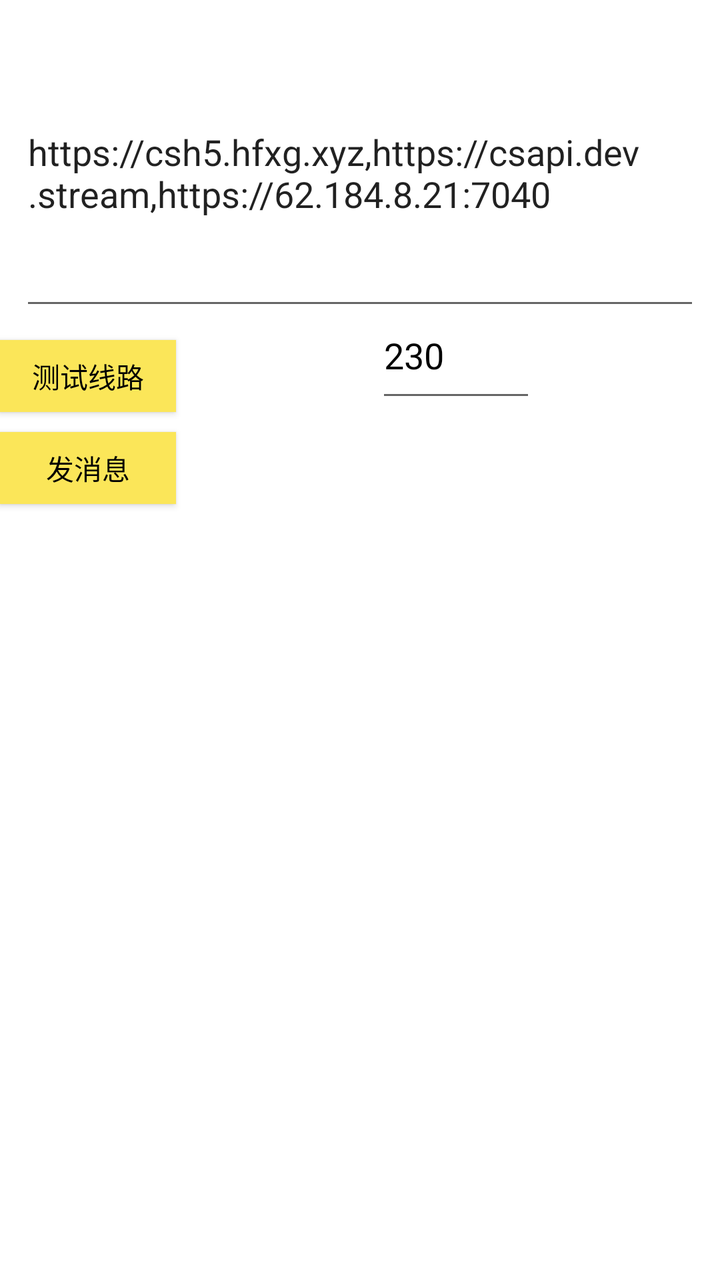
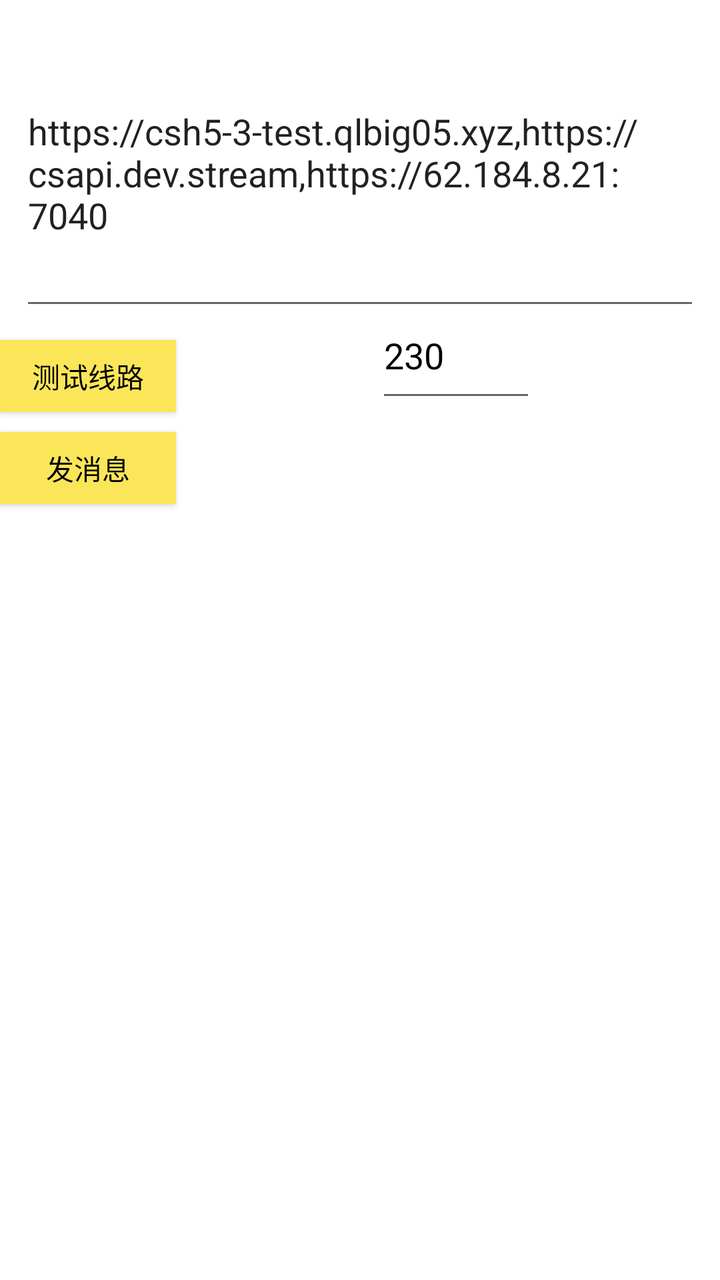

The first picture is an Android layout as it rendered before a commit; the second is the same layout after the commit. The layout source and the unified diff follow.
<!-- AndroidManifest.xml: application theme Theme.TeneasyChatSdkDemo -->
<!-- res/layout/activity_main.xml -->
<?xml version="1.0" encoding="utf-8"?>
<layout xmlns:android="http://schemas.android.com/apk/res/android"
    xmlns:tools="http://schemas.android.com/tools"
    xmlns:app="http://schemas.android.com/apk/res-auto">
    <androidx.constraintlayout.widget.ConstraintLayout
        android:id="@+id/container"
        android:layout_width="match_parent"
        android:layout_height="match_parent"
        tools:context=".MainActivity" >

        <EditText
            android:id="@+id/etInput"
            android:layout_margin="10dp"
            android:hint="输入线路txt文件地址，以逗号分开"
            android:text="https://csh5.hfxg.xyz,https://csapi.dev.stream,https://62.184.8.21:7040"
            android:layout_width="match_parent"
            android:layout_height="150dp"
            android:imeOptions="actionDone"
            app:layout_constraintTop_toTopOf="parent">

        </EditText>

        <androidx.constraintlayout.utils.widget.MotionButton
            android:id="@+id/btnReadTxt"
            android:layout_marginTop="10dp"
            android:layout_width="wrap_content"
            android:visibility="gone"
            android:layout_height="36dp"
            android:background="@color/yellow"
            app:layout_constraintTop_toBottomOf="@id/etInput"
            app:layout_constraintLeft_toLeftOf="parent"
            android:textColor="@color/black"
            android:layout_marginEnd="5dp"
            android:text="读取txt"
            />
        <androidx.constraintlayout.utils.widget.MotionButton
            android:id="@+id/btnTestLine"
            android:layout_marginTop="10dp"
            android:layout_width="wrap_content"
            android:layout_height="36dp"
            android:background="@color/yellow"
            app:layout_constraintTop_toBottomOf="@id/btnReadTxt"
            app:layout_constraintLeft_toLeftOf="parent"
            android:textColor="@color/black"
            android:layout_marginEnd="5dp"
            android:text="测试线路"
            />

        <EditText
            android:id="@+id/et_ShangHuNo"
            android:layout_width="wrap_content"
            android:layout_height="60dp"
            android:layout_marginStart="100dp"
            android:backgroundTint="@color/ps_color_blue"
            android:imeOptions="actionDone"
            android:inputType="phone"
            android:text="230"
            app:layout_constraintBottom_toBottomOf="@id/btnTestLine"
            android:hint="输入商号"
            app:layout_constraintLeft_toRightOf="@+id/btnTestLine"
            android:textColor="@color/black"
            android:layout_marginEnd="5dp"
            />

    <androidx.constraintlayout.utils.widget.MotionButton
        android:id="@+id/btn_send"
        android:layout_marginTop="10dp"
        android:layout_width="wrap_content"
        android:layout_height="36dp"
        android:background="@color/yellow"
        app:layout_constraintTop_toBottomOf="@id/btnTestLine"
        app:layout_constraintLeft_toLeftOf="parent"
        android:textColor="@color/black"
        android:layout_marginEnd="5dp"
        android:text="发消息"
        />





        <androidx.appcompat.widget.AppCompatTextView
            android:id="@+id/tv_content"
            android:background="@color/ps_color_half_grey"
            android:layout_margin="10dp"
            android:textColor="@color/white"
            android:padding="10dp"
            android:scrollbars = "vertical"
            android:textIsSelectable="true"
            app:layout_constraintTop_toBottomOf="@id/btn_send"
            android:layout_height="0dp"
            app:layout_constraintBottom_toBottomOf="parent"
            android:layout_width="match_parent"
           >
        </androidx.appcompat.widget.AppCompatTextView>
</androidx.constraintlayout.widget.ConstraintLayout>
</layout>
<!-- resources referenced by this layout -->
<resources>
  <color name="black">#FF000000</color>
  <color name="white">#FFFFFFFF</color>
  <color name="yellow">#fbe659</color>
  <style name="Theme.TeneasyChatSdkDemo" parent="Theme.MaterialComponents.DayNight.NoActionBar">
          
          <item name="colorPrimary">@color/chatHeader</item>
          <item name="colorPrimaryVariant">@color/chatBody</item>
          <item name="colorOnPrimary">@color/white</item>
          
          <item name="colorSecondary">@color/teal_200</item>
          <item name="colorSecondaryVariant">@color/teal_700</item>
          <item name="colorOnSecondary">@color/black</item>
  
  
          <item name="android:windowLightStatusBar">true</item>
          
          <item name="android:statusBarColor">?attr/colorPrimaryVariant</item>
          
      </style>
  <color name="chatHeader">#4E4E49</color>
  <color name="chatBody">#f7f7f7</color>
  <color name="teal_200">#FF03DAC5</color>
  <color name="teal_700">#FF018786</color>
</resources>

<!-- the commit's change to res/layout/activity_main.xml (unified diff, before → after) -->
@@ -12,7 +12,7 @@
             android:id="@+id/etInput"
             android:layout_margin="10dp"
             android:hint="输入线路txt文件地址，以逗号分开"
-            android:text="https://csh5.hfxg.xyz,https://csapi.dev.stream,https://62.184.8.21:7040"
+            android:text="https://csh5-3-test.qlbig05.xyz,https://csapi.dev.stream,https://62.184.8.21:7040"
             android:layout_width="match_parent"
             android:layout_height="150dp"
             android:imeOptions="actionDone"
